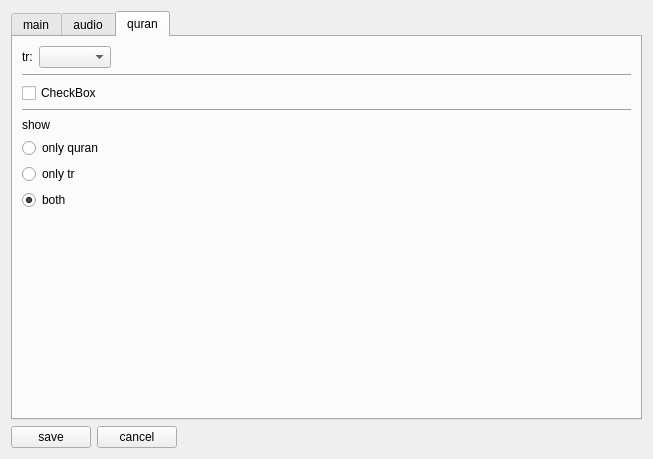
mazbrili/al-anvar, file setting.ui: the form before one commit.
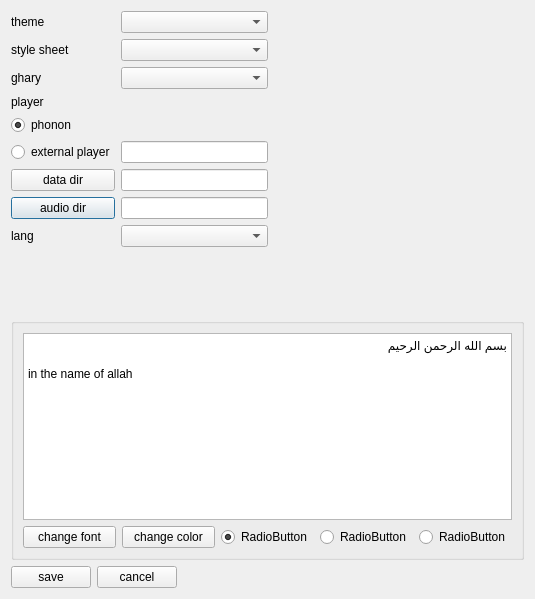
The form after the commit. The open tabs and pages were chosen to show the change. Icons and pictures are not drawn.

```diff
--- a/setting.ui
+++ b/setting.ui
@@ -6,8 +6,8 @@
    <rect>
     <x>0</x>
     <y>0</y>
-    <width>653</width>
-    <height>459</height>
+    <width>535</width>
+    <height>599</height>
    </rect>
   </property>
   <property name="font">
@@ -21,21 +21,38 @@
   <property name="locale">
    <locale language="English" country="Philippines"/>
   </property>
-  <layout class="QVBoxLayout" name="verticalLayout_9">
-   <item>
-    <widget class="QTabWidget" name="tabWidget">
-     <property name="currentIndex">
-      <number>0</number>
-     </property>
-     <widget class="QWidget" name="tab_2">
-      <attribute name="title">
-       <string>main</string>
-      </attribute>
-      <layout class="QVBoxLayout" name="verticalLayout_3">
+  <layout class="QVBoxLayout" name="verticalLayout_2">
        <item>
         <layout class="QHBoxLayout" name="horizontalLayout">
          <item>
           <layout class="QGridLayout" name="gridLayout">
+       <item row="2" column="0">
+        <widget class="QLabel" name="label_audio">
+         <property name="text">
+          <string>ghary</string>
+         </property>
+        </widget>
+       </item>
+       <item row="2" column="1">
+        <widget class="QComboBox" name="combo_Audio"/>
+       </item>
+       <item row="3" column="0">
+        <widget class="QLabel" name="labelPlayer">
+         <property name="text">
+          <string>player</string>
+         </property>
+        </widget>
+       </item>
+       <item row="4" column="0">
+        <widget class="QRadioButton" name="radioButtonPhonon">
+         <property name="text">
+          <string>phonon</string>
+         </property>
+         <property name="checked">
+          <bool>true</bool>
+         </property>
+        </widget>
+       </item>
            <item row="0" column="0">
             <widget class="QLabel" name="labelStyle">
              <property name="text">
@@ -46,6 +63,39 @@
            <item row="0" column="1">
             <widget class="QComboBox" name="comboBoxStyle"/>
            </item>
+       <item row="5" column="1">
+        <widget class="QLineEdit" name="lineEditExternalPlayer"/>
+       </item>
+       <item row="5" column="0">
+        <widget class="QRadioButton" name="radioButtonExterna">
+         <property name="text">
+          <string>external player</string>
+         </property>
+         <property name="checked">
+          <bool>false</bool>
+         </property>
+        </widget>
+       </item>
+       <item row="7" column="0">
+        <widget class="QPushButton" name="pushButtonPathAudio">
+         <property name="text">
+          <string>audio dir</string>
+         </property>
+        </widget>
+       </item>
+       <item row="7" column="1">
+        <widget class="QLineEdit" name="lineEditPathAudio"/>
+       </item>
+       <item row="6" column="0">
+        <widget class="QPushButton" name="pushButtonPathDatabase">
+         <property name="text">
+          <string>data dir</string>
+         </property>
+        </widget>
+       </item>
+       <item row="6" column="1">
+        <widget class="QLineEdit" name="lineEditPathDatabase"/>
+       </item>
            <item row="1" column="0">
             <widget class="QLabel" name="labelStyleSheet">
              <property name="text">
@@ -56,22 +106,8 @@
            <item row="1" column="1">
             <widget class="QComboBox" name="comboBoxStyleSheet"/>
            </item>
-           <item row="5" column="0">
-            <widget class="QLabel" name="labelPathDatabase">
-             <property name="text">
-              <string>data dir</string>
-             </property>
-            </widget>
-           </item>
-           <item row="5" column="1">
-            <widget class="QPushButton" name="pushButtonPathDatabase">
-             <property name="text">
-              <string>Browse...</string>
-             </property>
-            </widget>
-           </item>
-           <item row="5" column="2">
-            <widget class="QLineEdit" name="lineEditPathDatabase"/>
+       <item row="8" column="1">
+        <widget class="QComboBox" name="comb_lang"/>
            </item>
            <item row="8" column="0">
             <widget class="QLabel" name="label_lang">
@@ -80,51 +116,10 @@
              </property>
             </widget>
            </item>
-           <item row="8" column="1" colspan="2">
-            <widget class="QComboBox" name="comb_lang"/>
-           </item>
-           <item row="6" column="0">
-            <widget class="QLabel" name="labelPathAudio">
-             <property name="text">
-              <string>audio dir</string>
-             </property>
-            </widget>
-           </item>
-           <item row="6" column="1">
-            <widget class="QPushButton" name="pushButtonPathAudio">
-             <property name="text">
-              <string>Browse...</string>
-             </property>
-            </widget>
-           </item>
-           <item row="6" column="2">
-            <widget class="QLineEdit" name="lineEditPathAudio"/>
-           </item>
-           <item row="2" column="1">
-            <widget class="Line" name="line_3">
-             <property name="orientation">
-              <enum>Qt::Horizontal</enum>
-             </property>
-            </widget>
-           </item>
-           <item row="4" column="1">
-            <widget class="Line" name="line_4">
-             <property name="orientation">
-              <enum>Qt::Horizontal</enum>
-             </property>
-            </widget>
-           </item>
-           <item row="7" column="1">
-            <widget class="Line" name="line_5">
-             <property name="orientation">
-              <enum>Qt::Horizontal</enum>
-             </property>
-            </widget>
-           </item>
           </layout>
          </item>
          <item>
-          <spacer name="horizontalSpacer_3">
+      <spacer name="horizontalSpacer_2">
            <property name="orientation">
             <enum>Qt::Horizontal</enum>
            </property>
@@ -146,11 +141,17 @@
          <property name="sizeHint" stdset="0">
           <size>
            <width>20</width>
-           <height>131</height>
+       <height>71</height>
           </size>
          </property>
         </spacer>
        </item>
+   <item>
+    <widget class="QGroupBox" name="groupBox">
+     <property name="title">
+      <string/>
+     </property>
+     <layout class="QVBoxLayout" name="verticalLayout">
        <item>
         <widget class="QTextEdit" name="textEditFontPerviwe">
          <property name="readOnly">
@@ -162,7 +163,7 @@
 p, li { white-space: pre-wrap; }
 &lt;/style&gt;&lt;/head&gt;&lt;body style=&quot; font-family:'Tahoma'; font-size:9pt; font-weight:400; font-style:normal;&quot;&gt;
 &lt;p align=&quot;right&quot; style=&quot; margin-top:0px; margin-bottom:0px; margin-left:0px; margin-right:0px; -qt-block-indent:0; text-indent:0px;&quot;&gt;بسم الله الرحمن الرحیم&lt;/p&gt;
-&lt;p align=&quot;right&quot; style=&quot;-qt-paragraph-type:empty; margin-top:0px; margin-bottom:0px; margin-left:0px; margin-right:0px; -qt-block-indent:0; text-indent:0px;&quot;&gt;&lt;/p&gt;
+&lt;p align=&quot;right&quot; style=&quot;-qt-paragraph-type:empty; margin-top:0px; margin-bottom:0px; margin-left:0px; margin-right:0px; -qt-block-indent:0; text-indent:0px;&quot;&gt;&lt;br /&gt;&lt;/p&gt;
 &lt;p style=&quot; margin-top:0px; margin-bottom:0px; margin-left:0px; margin-right:0px; -qt-block-indent:0; text-indent:0px;&quot;&gt;in the name of allah&lt;/p&gt;&lt;/body&gt;&lt;/html&gt;</string>
          </property>
         </widget>
@@ -208,13 +209,6 @@
            </property>
           </widget>
          </item>
-         <item>
-          <widget class="QRadioButton" name="radioButtonBooksFC">
-           <property name="text">
-            <string>RadioButton</string>
-           </property>
-          </widget>
-         </item>
          <item>
           <widget class="QRadioButton" name="radioButtonProgFC">
            <property name="text">
@@ -225,187 +219,9 @@
         </layout>
        </item>
       </layout>
-     </widget>
-     <widget class="QWidget" name="tab_3">
-      <attribute name="title">
-       <string>audio</string>
-      </attribute>
-      <layout class="QVBoxLayout" name="verticalLayout">
-       <item>
-        <layout class="QHBoxLayout" name="horizontalLayout_3">
-         <item>
-          <layout class="QGridLayout" name="gridLayout_2">
-           <item row="0" column="0">
-            <widget class="QLabel" name="label_audio">
-             <property name="text">
-              <string>ghary</string>
-             </property>
-            </widget>
-           </item>
-           <item row="0" column="1">
-            <widget class="QComboBox" name="combo_Audio"/>
-           </item>
-           <item row="1" column="0">
-            <widget class="QLabel" name="labelPlayer">
-             <property name="text">
-              <string>player</string>
-             </property>
-            </widget>
-           </item>
-           <item row="2" column="0">
-            <widget class="QRadioButton" name="radioButtonPhonon">
-             <property name="text">
-              <string>phonon</string>
-             </property>
-            </widget>
-           </item>
-           <item row="3" column="0">
-            <widget class="QRadioButton" name="radioButtonExterna">
-             <property name="text">
-              <string>external player</string>
-             </property>
-             <property name="checked">
-              <bool>true</bool>
-             </property>
-            </widget>
-           </item>
-           <item row="3" column="1">
-            <widget class="QLineEdit" name="lineEditExternalPlayer"/>
-           </item>
-          </layout>
-         </item>
-         <item>
-          <spacer name="horizontalSpacer_4">
-           <property name="orientation">
-            <enum>Qt::Horizontal</enum>
-           </property>
-           <property name="sizeHint" stdset="0">
-            <size>
-             <width>40</width>
-             <height>20</height>
-            </size>
-           </property>
-          </spacer>
-         </item>
-        </layout>
-       </item>
-       <item>
-        <spacer name="verticalSpacer_3">
-         <property name="orientation">
-          <enum>Qt::Vertical</enum>
-         </property>
-         <property name="sizeHint" stdset="0">
-          <size>
-           <width>20</width>
-           <height>145</height>
-          </size>
-         </property>
-        </spacer>
-       </item>
-      </layout>
-     </widget>
-     <widget class="QWidget" name="tab_5">
-      <attribute name="title">
-       <string>quran</string>
-      </attribute>
-      <layout class="QVBoxLayout" name="verticalLayout_2">
-       <item>
-        <layout class="QHBoxLayout" name="horizontalLayout_4">
-         <item>
-          <widget class="QLabel" name="label_tr">
-           <property name="text">
-            <string>tr:</string>
-           </property>
-          </widget>
-         </item>
-         <item>
-          <widget class="QComboBox" name="comb_Translation"/>
-         </item>
-         <item>
-          <spacer name="horizontalSpacer_2">
-           <property name="orientation">
-            <enum>Qt::Horizontal</enum>
-           </property>
-           <property name="sizeHint" stdset="0">
-            <size>
-             <width>40</width>
-             <height>20</height>
-            </size>
-           </property>
-          </spacer>
-         </item>
-        </layout>
-       </item>
-       <item>
-        <widget class="Line" name="line_2">
-         <property name="orientation">
-          <enum>Qt::Horizontal</enum>
-         </property>
-        </widget>
-       </item>
-       <item>
-        <widget class="QCheckBox" name="check_Border">
-         <property name="text">
-          <string>CheckBox</string>
-         </property>
-        </widget>
-       </item>
-       <item>
-        <widget class="Line" name="line">
-         <property name="orientation">
-          <enum>Qt::Horizontal</enum>
-         </property>
-        </widget>
-       </item>
-       <item>
-        <widget class="QLabel" name="label_value">
-         <property name="text">
-          <string>show</string>
-         </property>
-        </widget>
-       </item>
-       <item>
-        <widget class="QRadioButton" name="radio_Quran">
-         <property name="text">
-          <string>only quran</string>
-         </property>
-         <property name="checked">
-          <bool>false</bool>
-         </property>
-        </widget>
-       </item>
-       <item>
-        <widget class="QRadioButton" name="radio_tr">
-         <property name="text">
-          <string>only tr</string>
-         </property>
-        </widget>
-       </item>
-       <item>
-        <widget class="QRadioButton" name="radio_both">
-         <property name="text">
-          <string>both</string>
-         </property>
-         <property name="checked">
-          <bool>true</bool>
-         </property>
-        </widget>
-       </item>
-       <item>
-        <spacer name="verticalSpacer_4">
-         <property name="orientation">
-          <enum>Qt::Vertical</enum>
-         </property>
-         <property name="sizeHint" stdset="0">
-          <size>
-           <width>20</width>
-           <height>40</height>
-          </size>
-         </property>
-        </spacer>
-       </item>
-      </layout>
-     </widget>
+     <zorder></zorder>
+     <zorder>textEditFontPerviwe</zorder>
+     <zorder></zorder>
     </widget>
    </item>
    <item>
```
Lines whose indentation alone changed are shown as unchanged.
